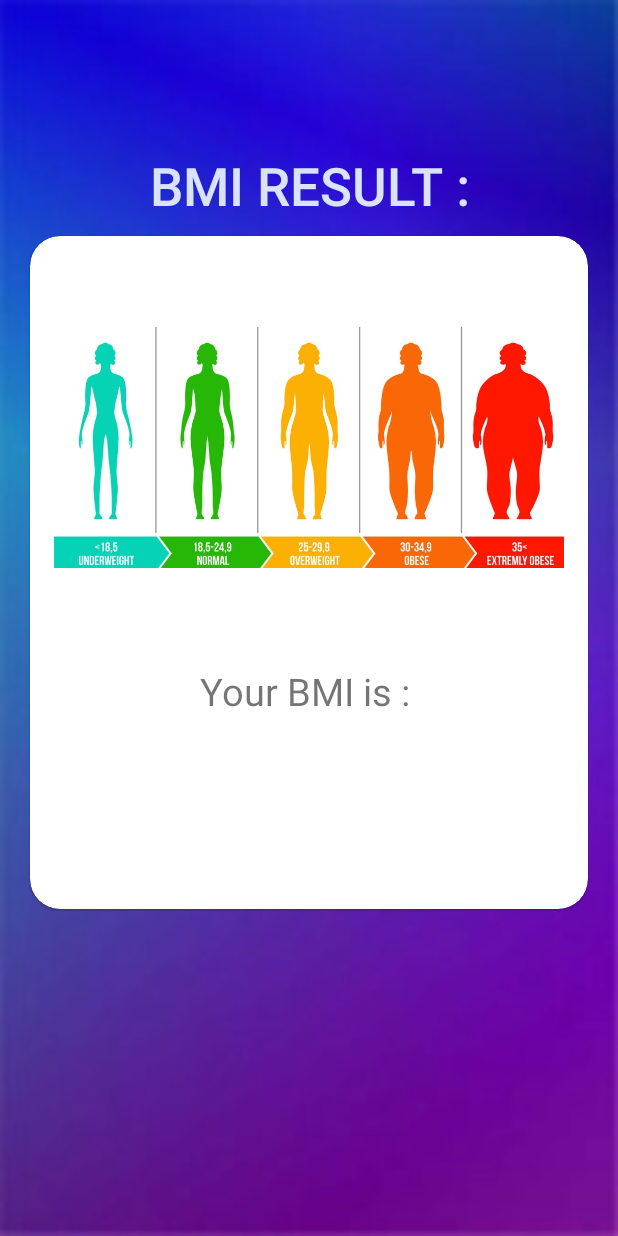
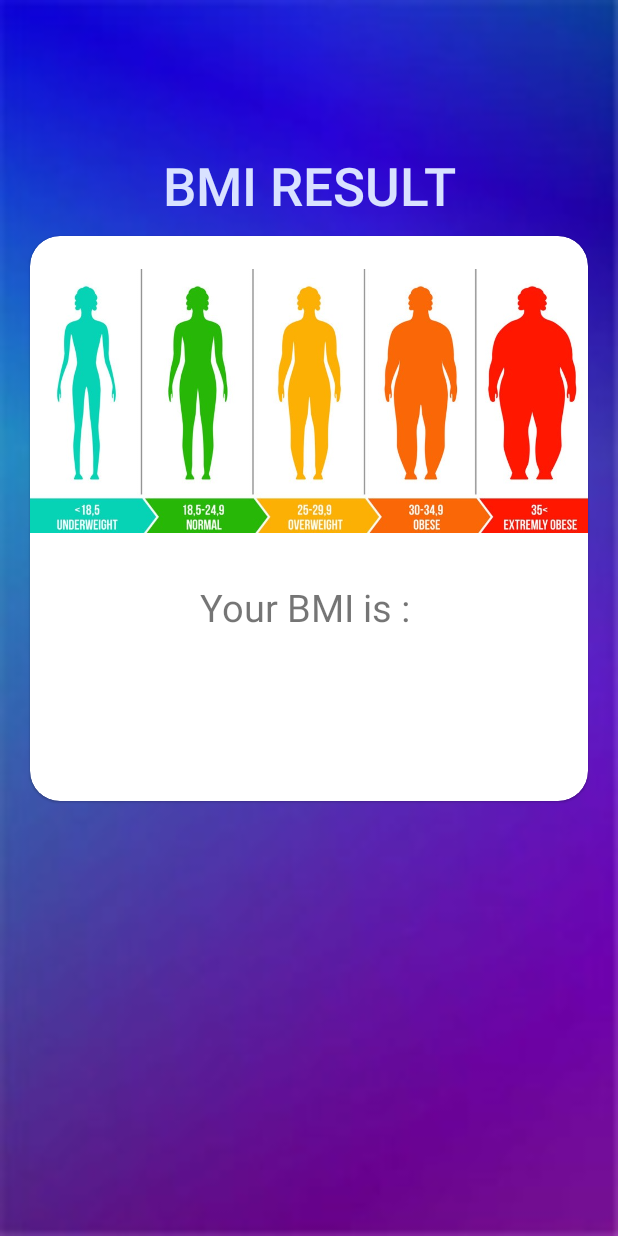
Before and after one commit to mo99me99/BMI, an Android app: the ResultActivity screen opened directly, with no data from a screen before it, on a phone screen of 412 x 824 dp. Run offline under Robolectric (Android 15) with nearby library versions, the phone set to English and light mode, and no system bars; Roboto replaces fonts that are not available here.

Commit message:
ready for release v1.0.0

```diff
--- a/app/src/main/java/ir/iammrbit/bmi/Constant.kt
+++ b/app/src/main/java/ir/iammrbit/bmi/Constant.kt
@@ -3,4 +3,5 @@ package ir.iammrbit.bmi
 object Constant {
     const val WEIGHT : String = "weight"
     const val HEIGHT : String = "height"
+    const val Z : String = "zara"
 }
--- a/app/src/main/java/ir/iammrbit/bmi/MainActivity.kt
+++ b/app/src/main/java/ir/iammrbit/bmi/MainActivity.kt
@@ -27,12 +27,11 @@ class MainActivity : AppCompatActivity() {
 
         val btnCalculate = binding.btnCalculate
         btnCalculate.setOnClickListener{
-
+            intent = Intent(this, ResultActivity::class.java)
             if(!validation())
                 return@setOnClickListener
 
             //create intent and put values to ResultActivity
-            val intent = Intent(this, ResultActivity::class.java)
             intent.putExtra(Constant.WEIGHT.toString(),weight)
             intent.putExtra(Constant.HEIGHT.toString(),height)
             startActivity(intent)
@@ -52,8 +51,10 @@ class MainActivity : AppCompatActivity() {
             return false
         }catch (le : LoveException){
             Toast.makeText(this , "ZARA I LOVE YOU HONEY" , Toast.LENGTH_SHORT).show()
+            intent.putExtra(Constant.Z.toString(),true)
         }catch (e : Exception){
             Toast.makeText(this , "Something went wrong ! \nTry Again " , Toast.LENGTH_SHORT).show()
+
             return false
         }
         return true
--- a/app/src/main/java/ir/iammrbit/bmi/ResultActivity.kt
+++ b/app/src/main/java/ir/iammrbit/bmi/ResultActivity.kt
@@ -17,6 +17,7 @@ class ResultActivity : AppCompatActivity() {
     private var weight : Float? = null
     private var height : Float? = null
     private var bmiResult : Float? = null
+    private var zara : Boolean? = null
 
     override fun onCreate(savedInstanceState: Bundle?) {
 
@@ -35,20 +36,38 @@ class ResultActivity : AppCompatActivity() {
         val tvResult :TextView = binding.tvResult
         val tvMessage :TextView = binding.tvMessage
         //get values from intent
-        weight = intent.getFloatExtra(Constant.WEIGHT.toString(), 0.0F)
-        height = (intent.getFloatExtra(Constant.HEIGHT.toString() , 0F)/100)
-        Log.i("----------","${intent.getFloatExtra(Constant.WEIGHT.toString(), 0.0F)}")
-        Log.i("-----------","${(intent.getFloatExtra(Constant.HEIGHT.toString() , 0F))}")
+        weight = intent.getFloatExtra(Constant.WEIGHT, 0.0F)
+        height = (intent.getFloatExtra(Constant.HEIGHT , 0F)/100)
+        zara = intent.getBooleanExtra(Constant.Z , false)
 
         //calculate bmi
         bmiResult = calculateBMI()
         //set result
-        tvResult.text = bmiResult.toString().substring(0 ,bmiResult.toString().length-3)
-        when(bmiResult!!){
+        if (zara as Boolean) {
+            zara(tvResult, tvMessage)
+        }
+        else bmiShow(tvResult, tvMessage)
+    }
+
+    private fun zara(tvResult: TextView, tvMessage: TextView) {
+        binding.tvYourBMIis.text = ""
+        tvResult.text = ""
+        tvMessage.text = "I Love You Honey"
+        binding.ivImage.setImageResource(R.drawable.ic_z)
+    }
+
+    private fun bmiShow(tvResult: TextView, tvMessage: TextView) {
+        if (!(bmiResult!! < 0F || bmiResult!! > 100F))
+            tvResult.text = bmiResult.toString().substring(0, bmiResult.toString().length - 3)
+        else {
+            tvResult.text = "This app is for human kind! "
+            binding.tvYourBMIis.text = ""
+        }
+        when (bmiResult!!) {
             in 0F..18.5F -> {
-                    tvMessage.text = "You are underweight "
-                    tvMessage.setTextColor(Color.parseColor("#FF06D2B4"))
-                }
+                tvMessage.text = "You are underweight "
+                tvMessage.setTextColor(Color.parseColor("#FF06D2B4"))
+            }
             in 18.5F..24.99F -> {
                 tvMessage.text = "You are normal "
                 tvMessage.setTextColor(Color.parseColor("#27B707"))
@@ -67,10 +86,8 @@ class ResultActivity : AppCompatActivity() {
             }
             else -> "NOT VALID ENTRIES !"
         }
+    }
 
-
-
-    }
     private fun calculateBMI() : Float {
         return (weight!! / (height!! * height!!))
     }
--- a/app/src/main/res/layout-v31/activity_result.xml
+++ /dev/null
@@ -1,78 +0,0 @@
-<?xml version="1.0" encoding="utf-8"?>
-<LinearLayout xmlns:android="http://schemas.android.com/apk/res/android"
-    xmlns:app="http://schemas.android.com/apk/res-auto"
-    xmlns:tools="http://schemas.android.com/tools"
-    android:layout_width="match_parent"
-    android:layout_height="match_parent"
-    tools:context=".ResultActivity"
-    android:orientation="vertical"
-    android:background="@drawable/ic_main_bg"
-    >
-    <TextView
-        android:layout_width="match_parent"
-        android:layout_height="wrap_content"
-        android:layout_marginTop="100dp"
-        android:fontFamily="sans-serif-light"
-        android:gravity="center_horizontal"
-        android:text="BMI RESULT :"
-        android:textColor="@android:color/system_accent1_100"
-        android:textSize="35sp"
-        android:textStyle="bold"/>
-    <com.google.android.material.card.MaterialCardView
-        android:layout_width="match_parent"
-        android:layout_height="wrap_content"
-        android:layout_marginTop="10dp"
-        android:layout_marginStart="20dp"
-        android:layout_marginEnd="20dp"
-        android:background="@color/white"
-        android:layout_gravity="center"
-        app:cardCornerRadius="20dp"
-        >
-        <LinearLayout
-            android:layout_width="match_parent"
-            android:layout_height="wrap_content"
-            android:layout_margin="16dp"
-            android:orientation="vertical"
-            >
-
-            <ImageView
-                android:layout_width="match_parent"
-                android:layout_height="250dp"
-                android:layout_marginTop="0dp"
-                android:src="@drawable/ic_bmi" />
-
-            <TextView
-                android:layout_width="match_parent"
-                android:layout_height="wrap_content"
-                android:text="Your BMI is : "
-                android:layout_marginTop="20dp"
-                android:gravity="center_horizontal"
-                android:textSize="25sp"
-                />
-            <TextView
-                android:id="@+id/tvResult"
-                android:layout_width="match_parent"
-                android:layout_height="wrap_content"
-                tools:text="25.22"
-                android:layout_marginTop="20dp"
-                android:gravity="center_horizontal"
-                android:textSize="25sp"
-                />
-            <TextView
-                android:id="@+id/tvMessage"
-                android:layout_width="match_parent"
-                android:layout_height="wrap_content"
-                tools:text="You are normal."
-                android:layout_marginTop="20dp"
-                android:gravity="center_horizontal"
-                android:textSize="20sp"
-                android:layout_marginBottom="10dp"
-                />
-
-
-        </LinearLayout>
-
-    </com.google.android.material.card.MaterialCardView>
-
-
-</LinearLayout>
--- a/app/src/main/res/layout/activity_result.xml
+++ b/app/src/main/res/layout/activity_result.xml
@@ -14,7 +14,7 @@
         android:layout_marginTop="100dp"
         android:fontFamily="sans-serif-light"
         android:gravity="center_horizontal"
-        android:text="BMI RESULT :"
+        android:text="BMI RESULT"
         android:textColor="@android:color/system_accent1_100"
         android:textSize="35sp"
         android:textStyle="bold"
@@ -32,17 +32,19 @@
         <LinearLayout
             android:layout_width="match_parent"
             android:layout_height="wrap_content"
-            android:layout_margin="16dp"
+            android:layout_margin="0dp"
             android:orientation="vertical"
             >
 
             <ImageView
+                android:id="@+id/ivImage"
                 android:layout_width="match_parent"
-                android:layout_height="250dp"
-                android:layout_marginTop="0dp"
+                android:layout_height="200dp"
+                android:layout_marginTop="10dp"
                 android:src="@drawable/ic_bmi" />
 
             <TextView
+                android:id="@+id/tvYourBMIis"
                 android:layout_width="match_parent"
                 android:layout_height="wrap_content"
                 android:text="Your BMI is : "
```
Also changed, not shown: app/src/main/res/layout-v31/activity_main.xml (deleted, +0 -106 lines).
